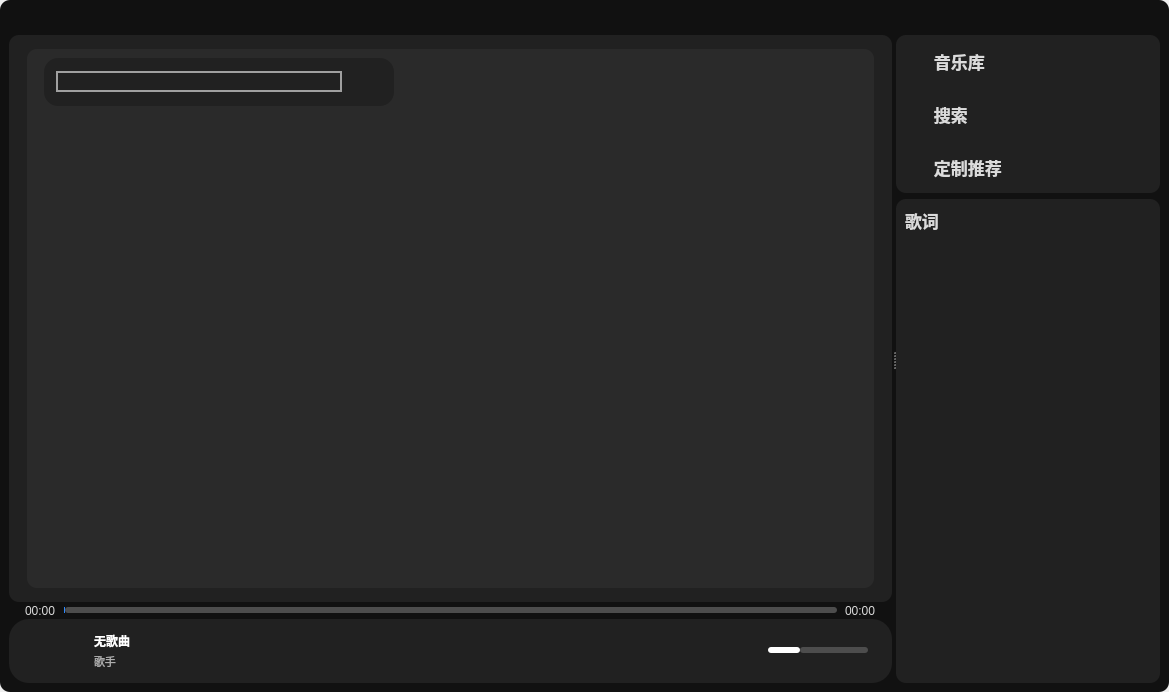
Old version of the form widget.ui in the repository Zarkec/Melody.
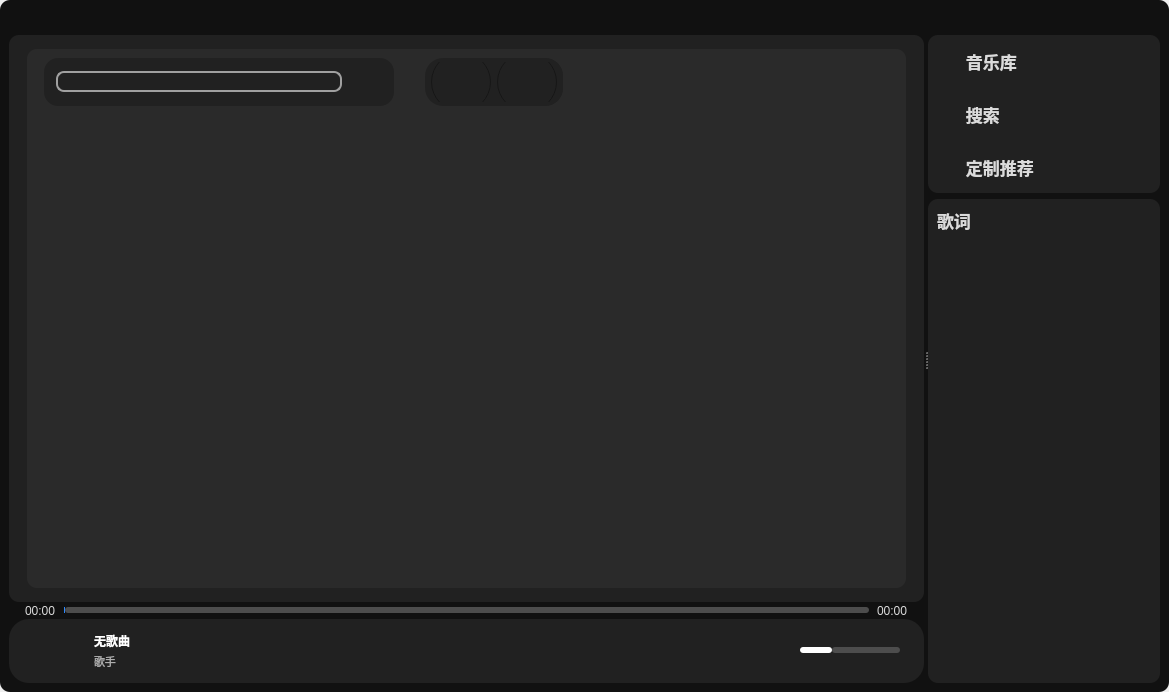
New version of the form. Icons and pictures are not drawn. Custom widgets are drawn as their Qt base class.

```diff
--- a/widget.ui
+++ b/widget.ui
@@ -241,7 +241,7 @@
                              <property name="styleSheet">
                               <string notr="true">QLineEdit {
 	border: 2px solid #A0A0A0; /* 边框宽度为1px，颜色为#A0A0A0 */
-	border-radius: 13px; /* 边框圆角 */
+	border-radius: 8px; /* 边框圆角 */
 	padding-left: 5px; /* 文本距离左边界有5px */
 	color: rgb(255, 255, 255);
 	selection-background-color: #A0A0A0; /* 选中文本的背景颜色 */
@@ -292,6 +292,113 @@
                         </layout>
                        </widget>
                       </item>
+                      <item>
+                       <spacer name="horizontalSpacer_13">
+                        <property name="orientation">
+                         <enum>Qt::Orientation::Horizontal</enum>
+                        </property>
+                        <property name="sizeType">
+                         <enum>QSizePolicy::Policy::Fixed</enum>
+                        </property>
+                        <property name="sizeHint" stdset="0">
+                         <size>
+                          <width>25</width>
+                          <height>20</height>
+                         </size>
+                        </property>
+                       </spacer>
+                      </item>
+                      <item>
+                       <widget class="QWidget" name="widget_10" native="true">
+                        <property name="styleSheet">
+                         <string notr="true">background-color: rgb(33, 33, 33);
+border-radius: 18px;</string>
+                        </property>
+                        <layout class="QHBoxLayout" name="horizontalLayout_12">
+                         <property name="spacing">
+                          <number>0</number>
+                         </property>
+                         <property name="leftMargin">
+                          <number>6</number>
+                         </property>
+                         <property name="topMargin">
+                          <number>0</number>
+                         </property>
+                         <property name="rightMargin">
+                          <number>0</number>
+                         </property>
+                         <property name="bottomMargin">
+                          <number>0</number>
+                         </property>
+                         <item>
+                          <widget class="QGroupBox" name="groupBox">
+                           <property name="styleSheet">
+                            <string notr="true">QRadioButton::indicator {
+    width: 60px;
+    height: 40px;
+}</string>
+                           </property>
+                           <property name="title">
+                            <string/>
+                           </property>
+                           <layout class="QHBoxLayout" name="horizontalLayout_6">
+                            <property name="spacing">
+                             <number>0</number>
+                            </property>
+                            <property name="leftMargin">
+                             <number>0</number>
+                            </property>
+                            <property name="topMargin">
+                             <number>0</number>
+                            </property>
+                            <property name="rightMargin">
+                             <number>0</number>
+                            </property>
+                            <property name="bottomMargin">
+                             <number>0</number>
+                            </property>
+                            <item>
+                             <widget class="QRadioButton" name="radioButton_muisc">
+                              <property name="cursor">
+                               <cursorShape>PointingHandCursor</cursorShape>
+                              </property>
+                              <property name="styleSheet">
+                               <string notr="true">QRadioButton::indicator:unchecked {
+	image: url(:/res/img/music0.png);
+}
+QRadioButton::indicator:checked {
+	image: url(:/res/img/music1.png);
+}</string>
+                              </property>
+                              <property name="text">
+                               <string/>
+                              </property>
+                             </widget>
+                            </item>
+                            <item>
+                             <widget class="QRadioButton" name="radioButton_playlist">
+                              <property name="cursor">
+                               <cursorShape>PointingHandCursor</cursorShape>
+                              </property>
+                              <property name="styleSheet">
+                               <string notr="true">QRadioButton::indicator:unchecked {
+	image: url(:/res/img/playlist0.png);
+}
+QRadioButton::indicator:checked {
+	image: url(:/res/img/playlist1.png);
+}</string>
+                              </property>
+                              <property name="text">
+                               <string/>
+                              </property>
+                             </widget>
+                            </item>
+                           </layout>
+                          </widget>
+                         </item>
+                        </layout>
+                       </widget>
+                      </item>
                       <item>
                        <spacer name="horizontalSpacer_8">
                         <property name="orientation">
```
